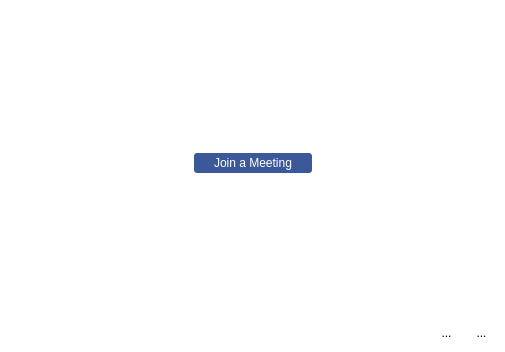
The window that src/window/MainWindow/mainwindow.ui (poovarasanvasudevan/media-server-desktop) describes before a commit, drawn with Qt 5.
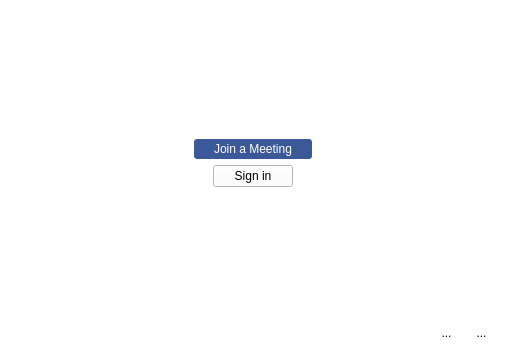
The same window after the commit. Icons and pictures are not drawn.

```diff
--- a/src/window/MainWindow/mainwindow.ui
+++ b/src/window/MainWindow/mainwindow.ui
@@ -85,6 +85,43 @@
       </item>
      </layout>
     </item>
+    <item>
+     <layout class="QHBoxLayout" name="horizontalLayout_3">
+      <item>
+       <spacer name="horizontalSpacer_4">
+        <property name="orientation">
+         <enum>Qt::Horizontal</enum>
+        </property>
+        <property name="sizeHint" stdset="0">
+         <size>
+          <width>40</width>
+          <height>20</height>
+         </size>
+        </property>
+       </spacer>
+      </item>
+      <item>
+       <widget class="QPushButton" name="signInButton">
+        <property name="text">
+         <string>Sign in</string>
+        </property>
+       </widget>
+      </item>
+      <item>
+       <spacer name="horizontalSpacer_5">
+        <property name="orientation">
+         <enum>Qt::Horizontal</enum>
+        </property>
+        <property name="sizeHint" stdset="0">
+         <size>
+          <width>40</width>
+          <height>20</height>
+         </size>
+        </property>
+       </spacer>
+      </item>
+     </layout>
+    </item>
     <item>
      <spacer name="verticalSpacer">
       <property name="orientation">
```
